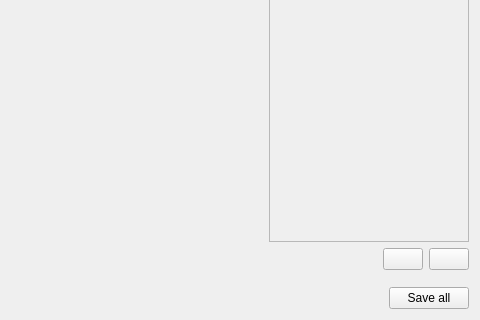
Before: the Qt Designer form ui_files/ui_target_widget.ui in JYU-IBA/potku, drawn with Qt 5; both pictures show x 470 to 950 and y 244 to 564 of the 950 by 564 pixel window.
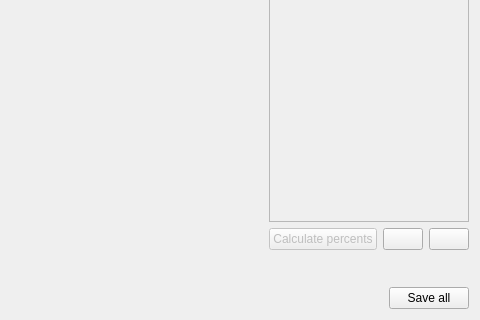
After: the same form once the commit is applied. Icons and pictures are not drawn.

Commit message: Started making a separate widget for showing the recoil percentages. WIP.

```diff
--- a/ui_files/ui_target_widget.ui
+++ b/ui_files/ui_target_widget.ui
@@ -235,7 +235,7 @@
              <x>0</x>
              <y>0</y>
              <width>198</width>
-             <height>430</height>
+             <height>402</height>
             </rect>
            </property>
           </widget>
@@ -243,6 +243,16 @@
         </item>
         <item>
          <layout class="QHBoxLayout" name="horizontalLayout_3">
+          <item>
+           <widget class="QPushButton" name="percentButton">
+            <property name="enabled">
+             <bool>false</bool>
+            </property>
+            <property name="text">
+             <string>Calculate percents</string>
+            </property>
+           </widget>
+          </item>
           <item>
            <spacer name="horizontalSpacer_4">
             <property name="orientation">
@@ -304,6 +314,23 @@
           </item>
          </layout>
         </item>
+        <item>
+         <layout class="QHBoxLayout" name="horizontalLayout_5">
+          <item>
+           <spacer name="horizontalSpacer_5">
+            <property name="orientation">
+             <enum>Qt::Horizontal</enum>
+            </property>
+            <property name="sizeHint" stdset="0">
+             <size>
+              <width>40</width>
+              <height>20</height>
+             </size>
+            </property>
+           </spacer>
+          </item>
+         </layout>
+        </item>
        </layout>
       </widget>
      </item>
```
The commit also changes 3 other files.
